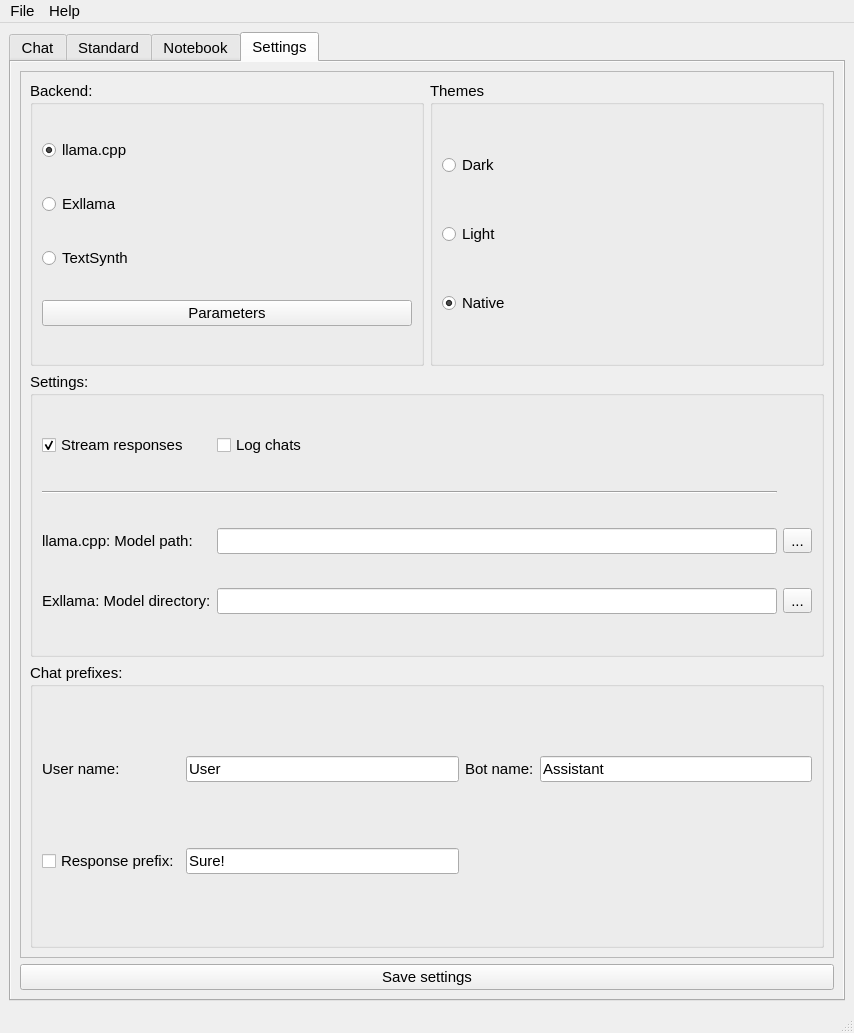
shinomakoi/magi_llm_gui, file assets/ui/magi_llm_ui.ui: the form before one commit.
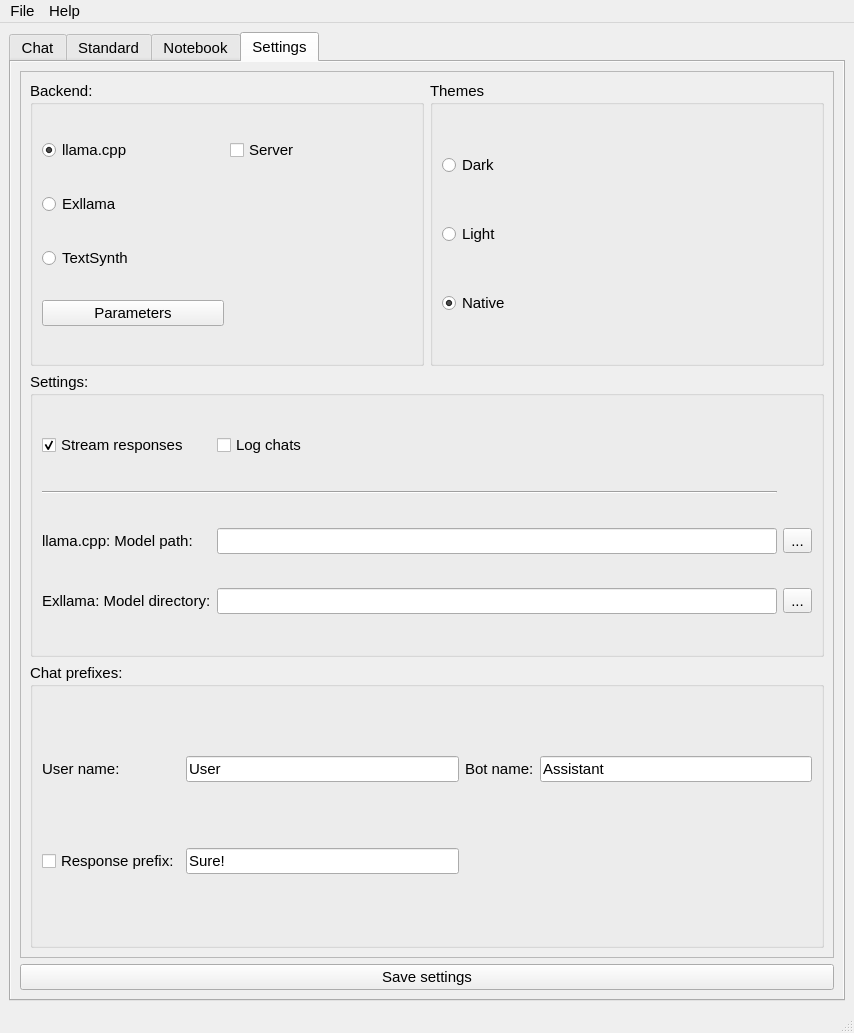
The form after the commit. The open tabs and pages were chosen to show the change.

Commit message: Add llama.cpp server, continue fix

```diff
--- a/assets/ui/magi_llm_ui.ui
+++ b/assets/ui/magi_llm_ui.ui
@@ -418,8 +418,8 @@
             <rect>
              <x>0</x>
              <y>0</y>
-             <width>810</width>
-             <height>877</height>
+             <width>812</width>
+             <height>871</height>
             </rect>
            </property>
            <layout class="QGridLayout" name="gridLayout_4">
@@ -428,8 +428,18 @@
               <property name="title">
                <string>Backend:</string>
               </property>
-              <layout class="QVBoxLayout" name="verticalLayout_3">
-               <item>
+              <layout class="QGridLayout" name="gridLayout_10">
+               <item row="3" column="0">
+                <widget class="QPushButton" name="paramWinShowButton">
+                 <property name="toolTip">
+                  <string>Open parameter window</string>
+                 </property>
+                 <property name="text">
+                  <string>Parameters</string>
+                 </property>
+                </widget>
+               </item>
+               <item row="0" column="0">
                 <widget class="QRadioButton" name="cppCheck">
                  <property name="toolTip">
                   <string>Use llama.cpp backend</string>
@@ -442,7 +452,7 @@
                  </property>
                 </widget>
                </item>
-               <item>
+               <item row="1" column="0">
                 <widget class="QRadioButton" name="exllamaCheck">
                  <property name="toolTip">
                   <string>Use Exllama backend</string>
@@ -455,7 +465,7 @@
                  </property>
                 </widget>
                </item>
-               <item>
+               <item row="2" column="0">
                 <widget class="QRadioButton" name="tsServerCheck">
                  <property name="text">
                   <string>TextSynth</string>
@@ -465,13 +475,10 @@
                  </property>
                 </widget>
                </item>
-               <item>
-                <widget class="QPushButton" name="paramWinShowButton">
-                 <property name="toolTip">
-                  <string>Open parameter window</string>
-                 </property>
+               <item row="0" column="1">
+                <widget class="QCheckBox" name="cppServerCheck">
                  <property name="text">
-                  <string>Parameters</string>
+                  <string>Server</string>
                  </property>
                 </widget>
                </item>
```
Left out of the diff: 4 changed lines with no effect on the pictures. The commit also changes 3 other files.
